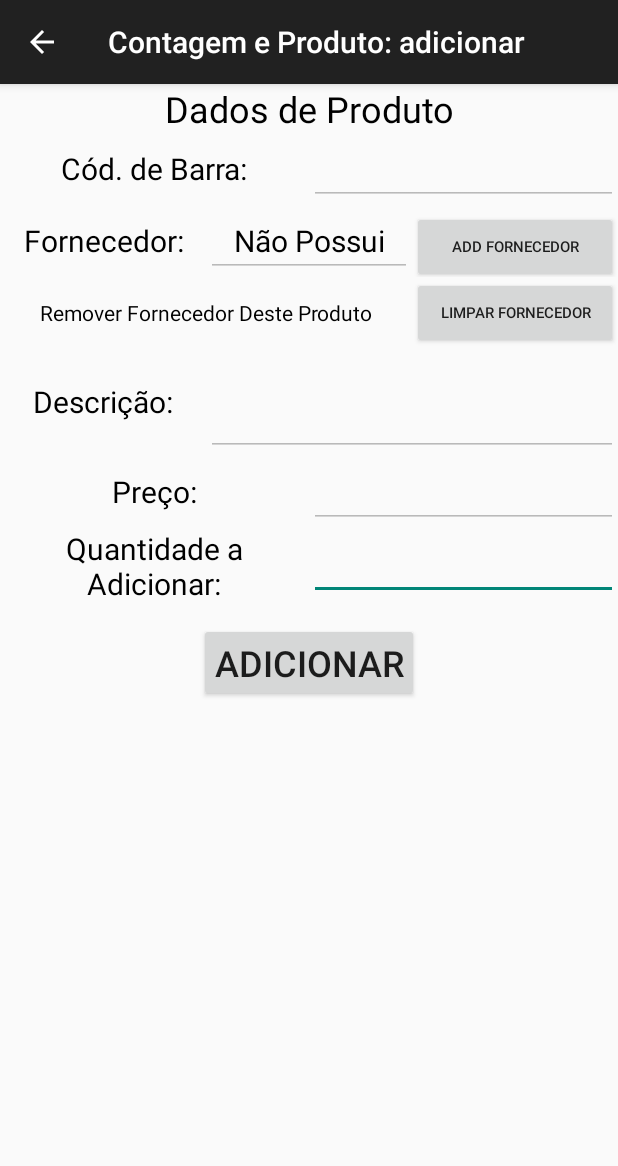
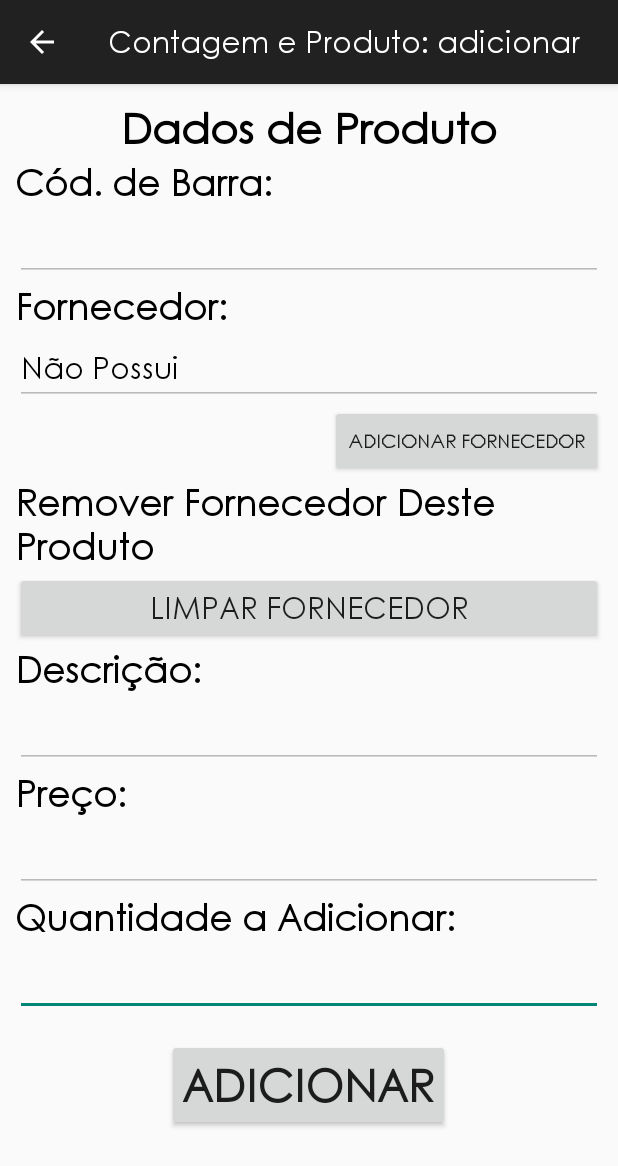
Before and after one commit to jfpsb/Contador, an Android app: the AdicionarContagemProduto screen opened directly, with no data from a screen before it, on a phone screen of 412 x 824 dp. Shown: the top 1166 px of the screen. Run offline under Robolectric (Android 15) with nearby library versions, the phone set to English and light mode, and no system bars; libraries missing offline, so code that uses them is left out: com.readystatesoftware.sqliteasset; 9 statements that could not run were skipped.

Commit message:
Interface gráfica
Fonte Century Gothic
Mudança da posição dos itens em formulários iniciada

```diff
--- a/app/src/main/AndroidManifest.xml
+++ b/app/src/main/AndroidManifest.xml
@@ -18,7 +18,6 @@
         <activity android:name=".MainActivity">
             <intent-filter>
                 <action android:name="android.intent.action.MAIN" />
-
                 <category android:name="android.intent.category.LAUNCHER" />
             </intent-filter>
         </activity>
--- a/app/src/main/java/com/vandamodaintima/jfpsb/contador/MainActivity.java
+++ b/app/src/main/java/com/vandamodaintima/jfpsb/contador/MainActivity.java
@@ -1,6 +1,7 @@
 package com.vandamodaintima.jfpsb.contador;
 
 import android.content.Intent;
+import android.graphics.Typeface;
 import android.os.Bundle;
 import android.support.v7.app.AppCompatActivity;
 import android.view.View;
@@ -22,6 +23,8 @@ public class MainActivity extends AppCompatActivity {
         Button btnProduto = findViewById(R.id.btn_produto);
         Button btnFornecedor = findViewById(R.id.btn_fornecedor);
         Button btnLoja = findViewById(R.id.btn_loja);
+
+
 
         btnContador.setOnClickListener(new View.OnClickListener() {
             @Override
--- a/app/src/main/java/com/vandamodaintima/jfpsb/contador/tela/ActivityBase.java
+++ b/app/src/main/java/com/vandamodaintima/jfpsb/contador/tela/ActivityBase.java
@@ -20,7 +20,7 @@ public class ActivityBase extends AppCompatActivity {
     private ViewPager viewPager;
     private TabLayout tabLayout;
 
-    protected static Cursor cursorLista = null;
+    protected Cursor cursorLista = null;
 
     @Override
     protected void onCreate(Bundle savedInstanceState) {
--- a/app/src/main/java/com/vandamodaintima/jfpsb/contador/tela/manager/AdicionarContagemProduto.java
+++ b/app/src/main/java/com/vandamodaintima/jfpsb/contador/tela/manager/AdicionarContagemProduto.java
@@ -148,9 +148,8 @@ public class AdicionarContagemProduto extends ActivityBase {
         btnLimparFornecedor.setOnClickListener(new View.OnClickListener() {
             @Override
             public void onClick(View v) {
-                if(fornecedor.getCnpj() != null) {
-                    fornecedor.setCnpj(null);
-                    fornecedor.setNome(null);
+                if(fornecedor != null) {
+                    fornecedor = null;
 
                     txtFornecedor.setText("Removido Pelo Usuário");
 
--- a/app/src/main/res/layout/content_adicionar_contagem_produto.xml
+++ b/app/src/main/res/layout/content_adicionar_contagem_produto.xml
@@ -5,167 +5,157 @@
     android:orientation="vertical"
     android:layout_margin="10dip">
 
-    <TableLayout
+    <ScrollView
         android:layout_width="match_parent"
-        android:layout_height="wrap_content">
+        android:layout_height="wrap_content"
+        android:fillViewport="true">
 
-        <TableRow android:weightSum="1">
+    <LinearLayout
+        android:layout_width="match_parent"
+        android:layout_height="wrap_content"
+        android:orientation="vertical"
+        android:layout_margin="10dip">
+
         <TextView
             android:layout_width="match_parent"
             android:layout_height="wrap_content"
-                android:textColor="#000"
-                android:textSize="24dp"
             android:text="Dados de Produto"
             android:textAlignment="center"
-                android:layout_weight="1"/>
-        </TableRow>
+            android:textColor="#000"
+            android:textSize="28sp"
+            android:textStyle="bold" />
 
-        <TableRow android:weightSum="2">
         <TextView
-                android:layout_width="0dp"
+            android:layout_width="match_parent"
             android:layout_height="wrap_content"
             android:text="Cód. de Barra:"
-                android:textAlignment="center"
+            android:textAlignment="textStart"
             android:textColor="#000"
-                android:textSize="20dp"
-                android:layout_weight="1"/>
+            android:textSize="24sp"
+            android:textStyle="bold" />
 
         <EditText
-                android:layout_width="0dp"
+            android:id="@+id/txtCodBarra"
+            android:layout_width="match_parent"
             android:layout_height="wrap_content"
-                android:textSize="20dp"
+            android:enabled="false"
+            android:textAlignment="textStart"
             android:textColor="#000"
-                android:layout_weight="1"
+            android:textSize="20sp" />
+
+        <TextView
+            android:layout_width="match_parent"
+            android:layout_height="wrap_content"
             android:enabled="false"
-                android:textAlignment="center"
-                android:id="@+id/txtCodBarra" />
-        </TableRow>
-
-        <TableRow android:weightSum="3">
-            <TextView
-                android:layout_width="0dp"
-                android:layout_height="wrap_content"
             android:text="Fornecedor:"
-                android:textAlignment="center"
+            android:textAlignment="textStart"
             android:textColor="#000"
-                android:textSize="20dp"
-                android:layout_weight="1"
-                android:enabled="false"/>
+            android:textSize="24sp"
+            android:textStyle="bold" />
 
         <EditText
-                android:layout_width="0dp"
+            android:id="@+id/txtFornecedor"
+            android:layout_width="match_parent"
             android:layout_height="wrap_content"
-                android:textSize="20dp"
+            android:enabled="false"
+            android:textAlignment="textStart"
             android:textColor="#000"
-                android:layout_weight="1"
-                android:enabled="false"
-                android:textAlignment="center"
-                android:id="@+id/txtFornecedor"/>
+            android:textSize="20sp" />
 
         <Button
-                android:layout_width="0dp"
+            android:id="@+id/btnAddFornecedor"
+            android:layout_width="wrap_content"
             android:layout_height="wrap_content"
-                android:layout_weight="1"
-                android:text="Add Fornecedor"
-                android:textSize="10dp"
-                android:id="@+id/btnAddFornecedor"/>
-        </TableRow>
+            android:layout_gravity="right"
+            android:text="Adicionar Fornecedor"
+            android:textSize="12sp"
+            android:textStyle="bold" />
 
-        <TableRow android:weightSum="3">
-            <TextView android:layout_width="0dp"
+        <TextView
+            android:layout_width="match_parent"
             android:layout_height="wrap_content"
-                android:layout_weight="2"
             android:text="Remover Fornecedor Deste Produto"
+            android:textAlignment="textStart"
             android:textColor="#000"
-                android:textSize="14dp"
-                android:layout_gravity="center"
-                android:textAlignment="center"/>
+            android:textSize="24sp"
+            android:textStyle="bold" />
 
         <Button
             android:id="@+id/btnLimparFornecedor"
-                android:layout_width="0dp"
+            android:layout_width="match_parent"
             android:layout_height="wrap_content"
-                android:layout_gravity="right"
+            android:layout_gravity="center"
             android:text="Limpar Fornecedor"
-                android:textSize="10dp"
-                android:layout_weight="1"/>
+            android:textSize="20sp" />
 
-        </TableRow>
-
-        <TableRow android:weightSum="3">
         <TextView
-                android:layout_width="0dp"
+            android:layout_width="match_parent"
             android:layout_height="wrap_content"
             android:text="Descrição:"
-                android:textAlignment="center"
+            android:textAlignment="textStart"
             android:textColor="#000"
-                android:textSize="20dp"
-                android:layout_weight="1"/>
+            android:textSize="24sp"
+            android:textStyle="bold" />
 
         <EditText
-                android:layout_width="0dp"
+            android:layout_width="match_parent"
             android:layout_height="wrap_content"
-                android:textSize="20dp"
+            android:textSize="20sp"
             android:textColor="#000"
-                android:layout_weight="2"
-                android:textAlignment="center"
+            android:textAlignment="textStart"
             android:id="@+id/txtDescricao"
-                android:minLines="2"
-                android:enabled="false"/>
-        </TableRow>
+            android:enabled="false" />
 
-        <TableRow android:weightSum="2">
         <TextView
-                android:layout_width="0dp"
+            android:layout_width="match_parent"
             android:layout_height="wrap_content"
             android:text="Preço:"
-                android:textAlignment="center"
+            android:textAlignment="textStart"
             android:textColor="#000"
-                android:textSize="20dp"
-                android:layout_weight="1"/>
+            android:textSize="24sp"
+            android:textStyle="bold" />
 
         <EditText
-                android:layout_width="0dp"
+            android:layout_width="match_parent"
             android:layout_height="wrap_content"
-                android:textSize="20dp"
+            android:textSize="20sp"
             android:textColor="#000"
-                android:layout_weight="1"
-                android:textAlignment="center"
+            android:textAlignment="textStart"
             android:id="@+id/txtPreco"
             android:inputType="number"
-                android:enabled="false"/>
-        </TableRow>
+            android:enabled="false" />
 
-        <TableRow android:weightSum="2">
         <TextView
-                android:layout_width="0dp"
+            android:layout_width="match_parent"
             android:layout_height="match_parent"
             android:text="Quantidade a Adicionar:"
-                android:layout_weight="1"
-                android:textSize="20dp"
+            android:textAlignment="textStart"
             android:textColor="#000"
-                android:textAlignment="center"/>
+            android:textSize="24sp"
+            android:textStyle="bold" />
 
         <EditText
-                android:layout_width="0dp"
+            android:layout_width="match_parent"
             android:layout_height="wrap_content"
             android:id="@+id/txtQuantidade"
-                android:textAlignment="center"
+            android:textAlignment="textStart"
             android:textColor="#000"
-                android:textSize="20dp"
-                android:layout_weight="1"
-                android:inputType="number"/>
-        </TableRow>
-    </TableLayout>
+            android:textSize="20sp"
+            android:inputType="number" />
 
         <Button
+            android:id="@+id/btnAdicionar"
             android:layout_width="wrap_content"
             android:layout_height="wrap_content"
-        android:text="Adicionar"
-        android:textSize="24dp"
             android:layout_gravity="center"
             android:layout_margin="15dip"
             android:padding="10dip"
-        android:id="@+id/btnAdicionar"/>
+            android:text="Adicionar"
+            android:textSize="30sp"
+            android:textStyle="bold" />
 
     </LinearLayout>
+
+    </ScrollView>
+
+</LinearLayout>
--- a/app/src/main/res/values/styles.xml
+++ b/app/src/main/res/values/styles.xml
@@ -2,7 +2,9 @@
 
     <!-- Base application theme. -->
 
-    <style name="TabAppTheme" parent="Theme.AppCompat.Light.DarkActionBar"></style>
+    <style name="TabAppTheme" parent="Theme.AppCompat.Light.DarkActionBar">
+        <item name="android:fontFamily">@font/century_gothic</item>
+    </style>
 
     <style name="TabAppTheme.NoActionBar">
         <item name="windowActionBar">false</item>
```
Also changed, not shown: app/src/main/java/com/vandamodaintima/jfpsb/contador/tela/manager/PesquisaContagemProduto.java (+13 -5 lines), app/src/main/res/font/font_century_gothic.xml (added, +24 -0 lines), app/src/main/res/layout/activity_main.xml (+12 -7 lines), app/src/main/res/layout/content_alterar_deletar_contagem.xml (+20 -6 lines), app/src/main/res/font/century_gothic.ttf (added), app/src/main/res/font/century_gothic_bold.ttf (added). Lines whose indentation alone changed are shown as unchanged.
